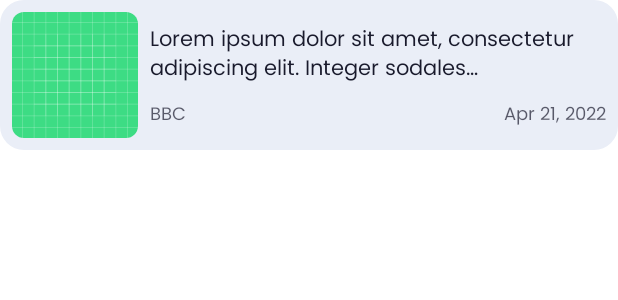
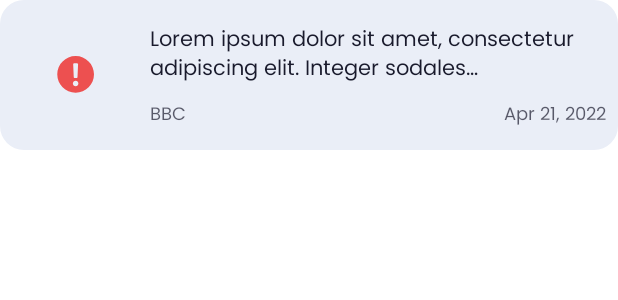
Before and after one commit to abdosharaf9/News-Task, an Android app built with Jetpack Compose: the @Preview function ArticleItemPreview, on a phone screen of 412 x 824 dp. Shown: the top 300 px of the screen. Run offline under Robolectric (Android 15) with nearby library versions, the phone set to English and light mode, and no system bars; pictures from the network do not load.

Commit message:
Implemented images cashing and changed loading & error images

```diff
--- a/app/src/main/java/com/abdosharaf/newstask/presentation/components/MainImage.kt
+++ b/app/src/main/java/com/abdosharaf/newstask/presentation/components/MainImage.kt
@@ -1,11 +1,19 @@
 package com.abdosharaf.newstask.presentation.components
 
 import androidx.annotation.DrawableRes
+import androidx.compose.foundation.layout.Box
+import androidx.compose.foundation.layout.fillMaxSize
+import androidx.compose.foundation.layout.size
+import androidx.compose.material3.CircularProgressIndicator
 import androidx.compose.runtime.Composable
+import androidx.compose.ui.Alignment
 import androidx.compose.ui.Modifier
+import androidx.compose.ui.graphics.StrokeCap
 import androidx.compose.ui.layout.ContentScale
 import androidx.compose.ui.platform.LocalContext
-import coil.compose.AsyncImage
+import androidx.compose.ui.unit.Dp
+import androidx.compose.ui.unit.dp
+import coil.compose.SubcomposeAsyncImage
 import coil.request.CachePolicy
 import coil.request.ImageRequest
 import kotlinx.coroutines.Dispatchers
@@ -16,24 +24,34 @@ fun MainImage(
     modifier: Modifier = Modifier,
     contentScale: ContentScale = ContentScale.Crop,
     contentDescription: String? = null,
-    @DrawableRes placeholderImage: Int,
-    @DrawableRes errorImage: Int
+    @DrawableRes errorImage: Int,
+    loaderSize: Dp = 30.dp
 ) {
     val context = LocalContext.current
 
-    AsyncImage(
+    SubcomposeAsyncImage(
         model = ImageRequest.Builder(context)
             .data(data)
             .crossfade(enable = true)
             .memoryCachePolicy(CachePolicy.ENABLED)
             .networkCachePolicy(CachePolicy.ENABLED)
-            .diskCachePolicy(CachePolicy.DISABLED)
+            .diskCachePolicy(CachePolicy.ENABLED)
             .dispatcher(Dispatchers.IO)
-            .placeholder(placeholderImage)
             .error(errorImage)
             .build(),
         contentDescription = contentDescription,
         contentScale = contentScale,
-        modifier = modifier
+        modifier = modifier,
+        loading = {
+            Box(
+                modifier = Modifier.fillMaxSize(),
+                contentAlignment = Alignment.Center
+            ) {
+                CircularProgressIndicator(
+                    modifier = Modifier.size(loaderSize),
+                    strokeCap = StrokeCap.Round
+                )
+            }
+        }
     )
 }
--- a/app/src/main/java/com/abdosharaf/newstask/presentation/screens/details/DetailsScreen.kt
+++ b/app/src/main/java/com/abdosharaf/newstask/presentation/screens/details/DetailsScreen.kt
@@ -171,8 +171,8 @@ private fun ColumnScope.ContentSection(
 
         MainImage(
             data = article.urlToImage,
-            placeholderImage = R.drawable.ic_launcher_background,
-            errorImage = R.drawable.ic_launcher_background,
+            errorImage = R.drawable.image_error_rectangle,
+            loaderSize = 50.dp,
             modifier = Modifier
                 .padding(horizontal = 16.dp)
                 .fillMaxWidth()
--- a/app/src/main/java/com/abdosharaf/newstask/presentation/screens/home/components/ArticleItem.kt
+++ b/app/src/main/java/com/abdosharaf/newstask/presentation/screens/home/components/ArticleItem.kt
@@ -70,8 +70,7 @@ fun ArticleItem(
     ) {
         MainImage(
             data = article.urlToImage,
-            placeholderImage = R.drawable.ic_launcher_background,
-            errorImage = R.drawable.ic_launcher_background,
+            errorImage = R.drawable.image_error_square,
             modifier = Modifier
                 .fillMaxHeight()
                 .aspectRatio(1f)
--- /dev/null
+++ b/app/src/main/res/drawable/image_error_square.xml
@@ -0,0 +1,10 @@
+<vector xmlns:android="http://schemas.android.com/apk/res/android"
+    android:width="100dp"
+    android:height="100dp"
+    android:viewportWidth="100"
+    android:viewportHeight="100">
+    <path
+        android:fillColor="#ED5050"
+        android:fillType="evenOdd"
+        android:pathData="M50.5,64.08C42.45,64.08 35.92,57.55 35.92,49.5C35.92,41.45 42.45,34.92 50.5,34.92C58.55,34.92 65.08,41.45 65.08,49.5C65.08,57.55 58.55,64.08 50.5,64.08ZM52.69,56.78C52.69,55.51 51.73,54.6 50.51,54.6C49.27,54.6 48.31,55.51 48.31,56.78C48.31,58.04 49.27,58.98 50.51,58.98C51.73,58.98 52.69,58.04 52.69,56.78ZM51.71,40.75C51.81,40.75 51.9,40.77 51.99,40.81C52.08,40.85 52.17,40.9 52.23,40.98C52.3,41.05 52.35,41.13 52.39,41.22C52.42,41.31 52.44,41.41 52.44,41.51L51.99,51.72C51.98,51.91 51.9,52.08 51.76,52.21C51.63,52.34 51.45,52.42 51.26,52.42H49.74C49.55,52.42 49.37,52.34 49.23,52.21C49.1,52.08 49.02,51.91 49.01,51.72L48.56,41.51C48.56,41.41 48.58,41.31 48.61,41.22C48.65,41.13 48.7,41.05 48.77,40.97C48.83,40.9 48.92,40.85 49.01,40.81C49.1,40.77 49.2,40.75 49.29,40.75L51.71,40.75Z" />
+</vector>
```
Also changed, not shown: app/src/main/res/drawable/image_error_rectangle.xml (added, +10 -0 lines).
